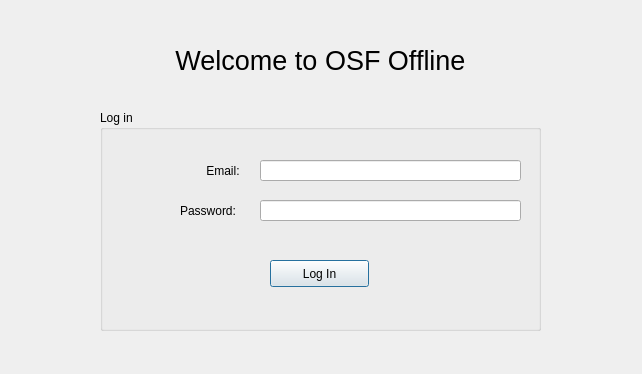
Before: the Qt Designer form osfoffline/views/rsc/gui/startscreen_gui/startscreen.ui in CenterForOpenScience/osf-sync, drawn with Qt 5.
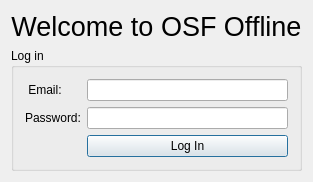
After: the same form once the commit is applied.

Commit message: Improve login screen - scales

Patch:
```diff
--- a/osfoffline/views/rsc/gui/startscreen_gui/startscreen.ui
+++ b/osfoffline/views/rsc/gui/startscreen_gui/startscreen.ui
@@ -6,97 +6,56 @@
    <rect>
     <x>0</x>
     <y>0</y>
-    <width>642</width>
-    <height>374</height>
+    <width>280</width>
+    <height>177</height>
    </rect>
   </property>
   <property name="windowTitle">
    <string>OSF-Offline | Log in</string>
   </property>
+  <layout class="QGridLayout" name="gridLayout">
+   <item row="1" column="0">
   <widget class="QGroupBox" name="groupBox_7">
-   <property name="geometry">
-    <rect>
-     <x>100</x>
-     <y>110</y>
-     <width>441</width>
-     <height>221</height>
-    </rect>
-   </property>
    <property name="title">
     <string>Log in</string>
    </property>
+     <layout class="QGridLayout" name="gridLayout_2">
+      <item row="1" column="1">
+       <widget class="QLineEdit" name="passwordEdit">
+        <property name="echoMode">
+         <enum>QLineEdit::Password</enum>
+        </property>
+       </widget>
+      </item>
+      <item row="1" column="0">
+       <widget class="QLabel" name="label_7">
+        <property name="text">
+         <string>Password:</string>
+        </property>
+       </widget>
+      </item>
+      <item row="0" column="1">
+       <widget class="QLineEdit" name="usernameEdit"/>
+      </item>
+      <item row="2" column="1">
    <widget class="QPushButton" name="logInButton">
-    <property name="geometry">
-     <rect>
-      <x>170</x>
-      <y>150</y>
-      <width>99</width>
-      <height>27</height>
-     </rect>
-    </property>
     <property name="text">
      <string>Log In</string>
     </property>
    </widget>
+      </item>
+      <item row="0" column="0">
    <widget class="QLabel" name="label_6">
-    <property name="geometry">
-     <rect>
-      <x>103</x>
-      <y>50</y>
-      <width>51</width>
-      <height>21</height>
-     </rect>
-    </property>
     <property name="text">
      <string> Email:</string>
     </property>
    </widget>
-   <widget class="QLineEdit" name="usernameEdit">
-    <property name="geometry">
-     <rect>
-      <x>160</x>
-      <y>50</y>
-      <width>261</width>
-      <height>21</height>
-     </rect>
-    </property>
-   </widget>
-   <widget class="QLabel" name="label_7">
-    <property name="geometry">
-     <rect>
-      <x>80</x>
-      <y>90</y>
-      <width>70</width>
-      <height>21</height>
-     </rect>
-    </property>
-    <property name="text">
-     <string>Password:</string>
-    </property>
-   </widget>
-   <widget class="QLineEdit" name="passwordEdit">
-    <property name="geometry">
-     <rect>
-      <x>160</x>
-      <y>90</y>
-      <width>261</width>
-      <height>21</height>
-     </rect>
-    </property>
-    <property name="echoMode">
-     <enum>QLineEdit::Password</enum>
-    </property>
-   </widget>
-  </widget>
+      </item>
+     </layout>
+    </widget>
+   </item>
+   <item row="0" column="0">
   <widget class="QLabel" name="label">
-   <property name="geometry">
-    <rect>
-     <x>60</x>
-     <y>30</y>
-     <width>521</width>
-     <height>60</height>
-    </rect>
-   </property>
    <property name="font">
     <font>
      <pointsize>20</pointsize>
@@ -109,6 +68,8 @@
     <set>Qt::AlignCenter</set>
    </property>
   </widget>
+   </item>
+  </layout>
  </widget>
  <layoutdefault spacing="6" margin="11"/>
  <resources/>
```
Lines whose indentation alone changed are shown as unchanged. The commit also changes 1 other file.
